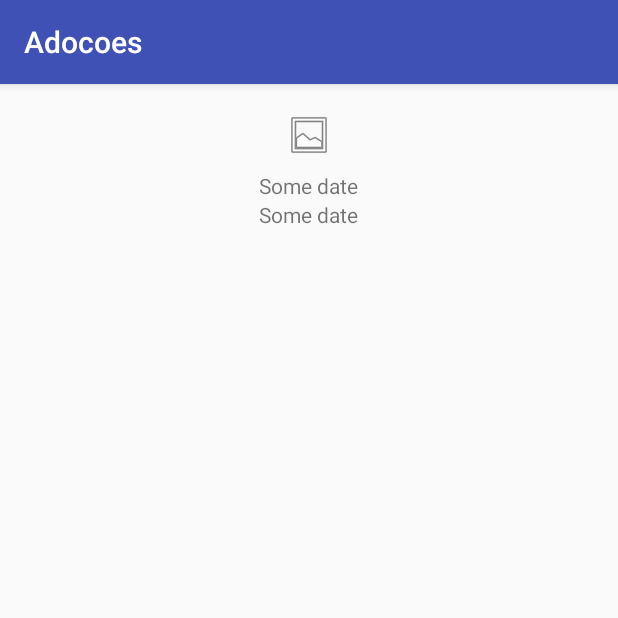
After one commit to grupodobaralho/adocoes-android, an Android app: the fragment ViewPagerFragment shown on its own in the app's theme, on a phone screen of 412 x 824 dp, the top half of it. The commit adds this screen. Run offline under Robolectric (Android 15) with nearby library versions, the phone set to English and light mode, and no system bars.

Commit message:
Implemented ViewPager Fragment, but it currently occupies the whole screen for some reason

```diff
--- a/app/src/main/java/br/pucrs/ages/adocoes/MenorDetails/CommonMenorInformationFragment.java
+++ b/app/src/main/java/br/pucrs/ages/adocoes/MenorDetails/CommonMenorInformationFragment.java
@@ -46,7 +46,7 @@ public class CommonMenorInformationFragment extends Fragment {
         // TODO: Alterar os sets abaixo para pegar informações do bundle
         ageTextView.setText("18");
         genderTextView.setText("Masculino");
-        healthTextView.setText("EOQ EOQ EOQ EOQ EOQ EOQ EOQ EOQ EOQ EOQ EOQ EOQ EOQ EOQ EOQ EOQ EOQ EOQ EOQ EOQ EOQ EOQ EOQ EOQ EOQ EOQ EOQ EOQ EOQ EOQ EOQ EOQ EOQ EOQ EOQ EOQ EOQ EOQ EOQ EOQ EOQ EOQ EOQ EOQ EOQ EOQ EOQ EOQ EOQ EOQ EOQ EOQ EOQ EOQ EOQ ");
+        healthTextView.setText("CONICOES CONICOES CONICOES CONICOES CONICOES CONICOES CONICOES CONICOES CONICOES CONICOES CONICOES CONICOES CONICOES CONICOES CONICOES CONICOES CONICOES ");
         return view;
     }
 
--- a/app/src/main/java/br/pucrs/ages/adocoes/MenorDetails/MenorDetailsActivity.java
+++ b/app/src/main/java/br/pucrs/ages/adocoes/MenorDetails/MenorDetailsActivity.java
@@ -19,11 +19,12 @@ public class MenorDetailsActivity extends AppCompatActivity {
         setContentView(R.layout.activity_menor_details);
 
         // TODO: Receber menor de um intent e passar para os fragments
-        Menor menor = new Menor("Fofao last samurai");
+        Menor menor = new Menor("Nome");
 
         if (savedInstanceState == null) {
             getSupportFragmentManager()
                     .beginTransaction()
+                    .add(R.id.menor_details_layout, ViewPagerFragment.newInstance(), "ViewPager")
                     .add(R.id.menor_details_layout, CommonMenorInformationFragment.newInstance(menor), "CommonInformation")
                     .add(R.id.menor_details_layout, ParentesListFragment.newInstance(), "ParentesList")
                     .commit();
--- /dev/null
+++ b/app/src/main/java/br/pucrs/ages/adocoes/MenorDetails/ViewPagerFragment.java
@@ -0,0 +1,89 @@
+package br.pucrs.ages.adocoes.MenorDetails;
+
+import android.app.Activity;
+import android.content.Context;
+import android.os.Bundle;
+import android.support.annotation.Nullable;
+import android.support.v4.app.Fragment;
+import android.support.v4.view.PagerAdapter;
+import android.support.v4.view.ViewPager;
+
+import android.view.LayoutInflater;
+import android.view.View;
+import android.view.ViewGroup;
+import android.widget.LinearLayout;
+
+import br.pucrs.ages.adocoes.CustomSwipeAdapter;
+import br.pucrs.ages.adocoes.R;
+
+/**
+ * Created by Matheus on 07/09/2017.
+ */
+
+public class ViewPagerFragment extends Fragment {
+
+    private int[] mMidiasMenor;
+
+// TODO: Criar versão do método abaixo que use um Bundle para setar mMenores no fragment
+
+    public static ViewPagerFragment newInstance() { return new ViewPagerFragment(); }
+
+    @Override
+    public void onAttach(Context context) {
+        super.onAttach(context);
+
+        // Fazer as paradas do delegate
+
+        //
+
+        // Receive Menores from api here
+
+    }
+
+    @Nullable
+    @Override
+    public View onCreateView(LayoutInflater inflater, ViewGroup container, Bundle savedInstanceState) {
+        final View view = inflater.inflate(R.layout.fragment_view_pager, container, false);
+
+        final Activity activity = getActivity();
+        final ViewPager viewPager = (ViewPager) view.findViewById(R.id.view_pager);
+        viewPager.setAdapter(new ImagePagerAdapter(activity));
+        return view;
+    }
+
+    class ImagePagerAdapter extends PagerAdapter {
+
+        private LayoutInflater mLayoutInflater;
+
+        public ImagePagerAdapter(Context context) {
+            mLayoutInflater = LayoutInflater.from(context);
+        }
+
+        @Override
+        public int getCount() {
+            return 10;
+        }
+
+        @Override
+        public boolean isViewFromObject(View view, Object object) {
+            return view == object;
+        }
+
+        @Override
+        public Object instantiateItem(ViewGroup container, int position) {
+
+            // TODO: Change layout file to apropriate layout item
+            final View view = mLayoutInflater.inflate(R.layout.recyclerview_parente_item_holder, container, false);
+
+            // Get view's components here, just like a ViewHolder
+
+            container.addView(view);
+            return view;
+        }
+
+        @Override
+        public void destroyItem(ViewGroup container, int position, Object object) {
+            container.removeView((View) object);
+        }
+    }
+}
--- /dev/null
+++ b/app/src/main/res/layout/fragment_view_pager.xml
@@ -0,0 +1,6 @@
+<?xml version="1.0" encoding="utf-8"?>
+<android.support.v4.view.ViewPager
+    xmlns:android="http://schemas.android.com/apk/res/android"
+    android:id="@+id/view_pager"
+    android:layout_width="wrap_content"
+    android:layout_height="wrap_content" />
```
Also changed, not shown: app/src/main/java/br/pucrs/ages/adocoes/MenorDetails/PagerAdapterFragment.java (deleted, +0 -32 lines), app/src/main/res/layout/fragment_pager_adapter.xml (deleted, +0 -13 lines).
